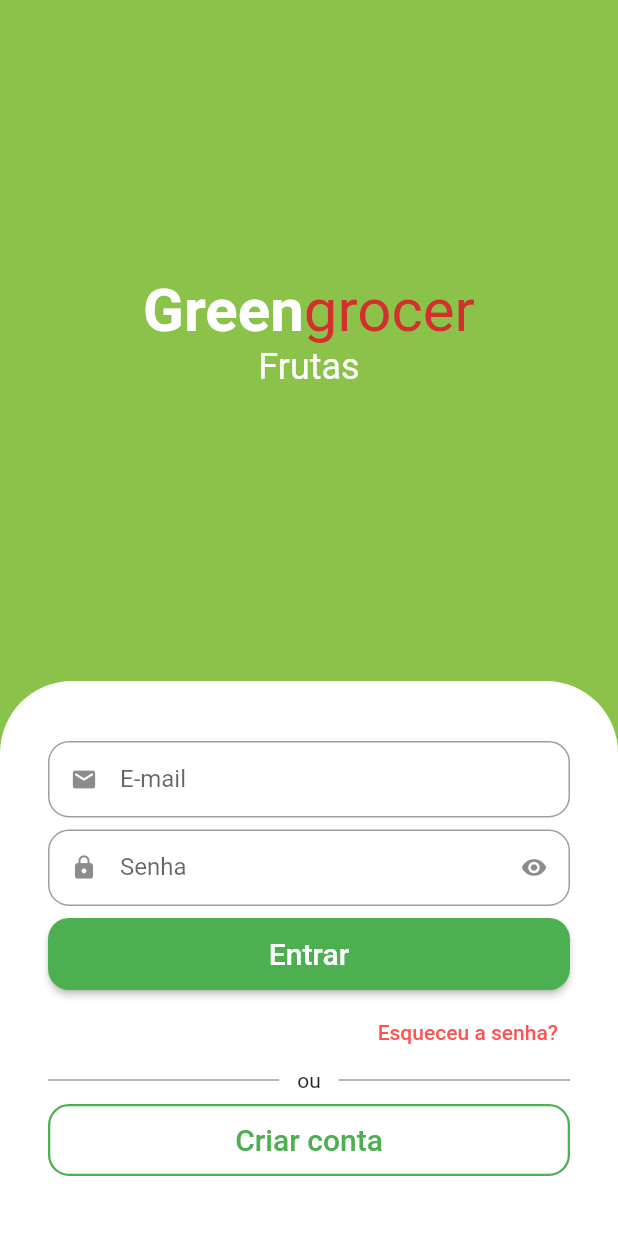
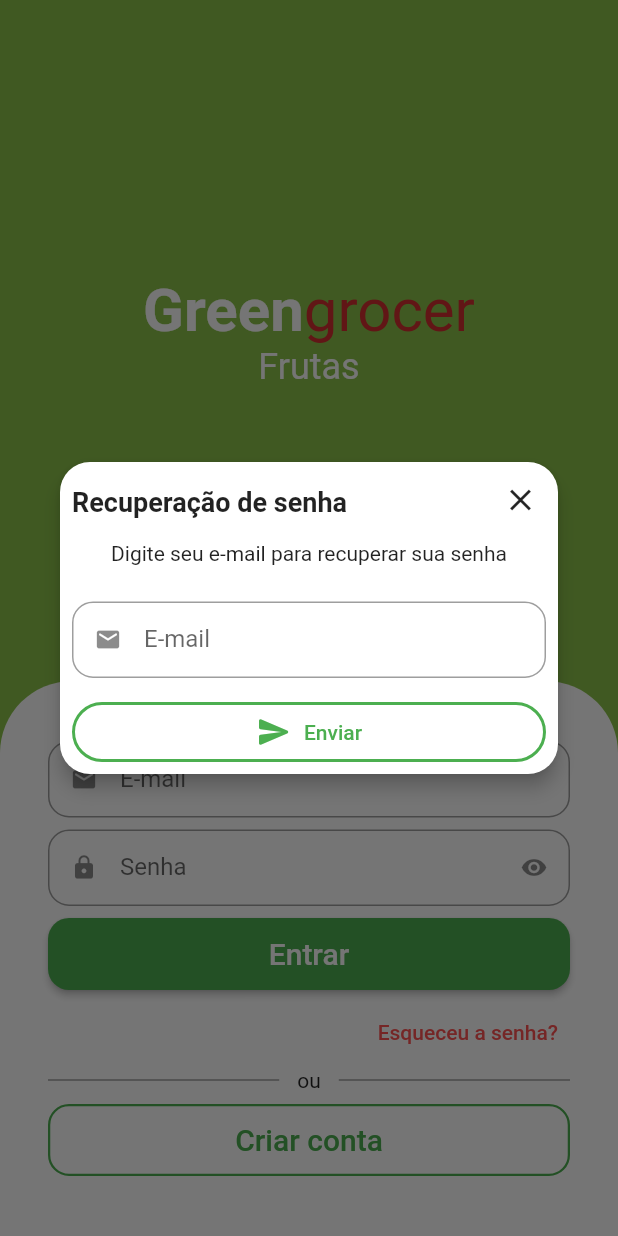
Before and after one commit to flaviopessini/greengrocer, a Flutter app: the SignInScreen screen opened by its route, after a tap on "Esqueceu a senha?", on a phone screen of 412 x 824 dp. Run offline on Flutter 3.47's test engine with Material 2 defaults, Android fonts, the phone set to English and light mode, and no system bars; drawn by our look-alikes of animated_text_kit; our stand-ins replace badges, dio, flutter_secure_storage, fluttertoast, freezed_annotation, get and 3 more; missing offline and left inert: add_to_cart_animation; accounts and stored records are empty; generated files the repository leaves out were written again.

Commit message:
widget dialog recuperação de senha

```diff
--- /dev/null
+++ b/lib/src/pages/auth/views/components/forgot_password_dialog.dart
@@ -0,0 +1,101 @@
+import 'package:flutter/material.dart';
+import 'package:get/get.dart';
+import 'package:greengrocer/src/pages/cart/components/custom_text_field.dart';
+import 'package:greengrocer/src/services/validators.dart';
+
+class ForgotPasswordDialog extends StatelessWidget {
+  final String email;
+  final emailController = TextEditingController();
+  final formFieldKey = GlobalKey<FormFieldState>();
+
+  ForgotPasswordDialog({
+    Key? key,
+    required this.email,
+  }) : super(key: key) {
+    emailController.text = email;
+  }
+
+  @override
+  Widget build(BuildContext context) {
+    return Center(
+      child: SingleChildScrollView(
+        child: Dialog(
+          elevation: 5,
+          shape: RoundedRectangleBorder(
+            borderRadius: BorderRadius.circular(20.0),
+          ),
+          clipBehavior: Clip.antiAlias,
+          child: Stack(
+            alignment: Alignment.center,
+            children: [
+              Padding(
+                padding: const EdgeInsets.all(8.0),
+                child: Column(
+                  crossAxisAlignment: CrossAxisAlignment.stretch,
+                  mainAxisSize: MainAxisSize.min,
+                  children: [
+                    const Padding(
+                      padding: EdgeInsets.symmetric(vertical: 8.0),
+                      child: Text(
+                        'Recuperação de senha',
+                        style: TextStyle(
+                          fontSize: 18.0,
+                          fontWeight: FontWeight.bold,
+                        ),
+                      ),
+                    ),
+                    const Padding(
+                      padding: EdgeInsets.symmetric(vertical: 8.0),
+                      child: Center(
+                        child: Text('Digite seu e-mail para recuperar sua senha'),
+                      ),
+                    ),
+                    Padding(
+                      padding: const EdgeInsets.symmetric(vertical: 16.0),
+                      child: CustomTextField(
+                        formKey: formFieldKey,
+                        controller: emailController,
+                        leftIcon: Icons.email_rounded,
+                        label: 'E-mail',
+                        inputType: TextInputType.emailAddress,
+                        validator: emailValidator,
+                      ),
+                    ),
+                    SizedBox(
+                      height: 40.0,
+                      child: OutlinedButton.icon(
+                        onPressed: () {
+                          if(formFieldKey.currentState!.validate()){
+                            //
+                          }
+                        },
+                        icon: const Icon(Icons.send_rounded),
+                        label: const Text('Enviar'),
+                        style: OutlinedButton.styleFrom(
+                            shape: RoundedRectangleBorder(
+                              borderRadius: BorderRadius.circular(20.0),
+                            ),
+                            side: const BorderSide(
+                              width: 2.0,
+                              color: Colors.green,
+                            )),
+                      ),
+                    ),
+                  ],
+                ),
+              ),
+              Positioned(
+                top: 1,
+                right: 1,
+                child: IconButton(
+                  onPressed: () => Get.back(),
+                  icon: const Icon(Icons.close),
+                ),
+              ),
+            ],
+          ),
+        ),
+      ),
+    );
+  }
+}
--- a/lib/src/pages/auth/views/sign_in_screen.dart
+++ b/lib/src/pages/auth/views/sign_in_screen.dart
@@ -3,6 +3,7 @@ import 'package:flutter/material.dart';
 import 'package:get/get.dart';
 import 'package:greengrocer/src/configs/custom_colors.dart';
 import 'package:greengrocer/src/pages/auth/controllers/auth_controller.dart';
+import 'package:greengrocer/src/pages/auth/views/components/forgot_password_dialog.dart';
 import 'package:greengrocer/src/pages/cart/components/custom_text_field.dart';
 import 'package:greengrocer/src/pages/common_widgets/app_name_widget.dart';
 import 'package:greengrocer/src/pages_routes/pages_routes.dart';
@@ -141,7 +142,13 @@ class SignInScreen extends StatelessWidget {
                                 borderRadius: BorderRadius.circular(14.0),
                               ),
                             ),
-                            onPressed: () {},
+                            onPressed: () {
+                              showDialog(
+                                context: context,
+                                builder: (_) => ForgotPasswordDialog(
+                                    email: emailController.text),
+                              );
+                            },
                             child: const Text(
                               'Esqueceu a senha?',
                               style: TextStyle(
--- a/lib/src/pages/cart/components/custom_text_field.dart
+++ b/lib/src/pages/cart/components/custom_text_field.dart
@@ -10,6 +10,7 @@ class CustomTextField extends StatefulWidget {
   final String? initialValue;
   final String? Function(String?)? validator;
   final void Function(String?)? onSaved;
+  final GlobalKey<FormFieldState>? formKey;
   final bool readOnly;
   final bool isSecret;
 
@@ -23,6 +24,7 @@ class CustomTextField extends StatefulWidget {
     this.initialValue,
     this.validator,
     this.onSaved,
+    this.formKey,
     this.readOnly = false,
     this.isSecret = false,
   }) : super(key: key);
@@ -43,6 +45,7 @@ class _CustomTextFieldState extends State<CustomTextField> {
   @override
   Widget build(BuildContext context) {
     return TextFormField(
+      key: widget.formKey,
       controller: widget.controller,
       initialValue: widget.initialValue,
       readOnly: widget.readOnly,
```
